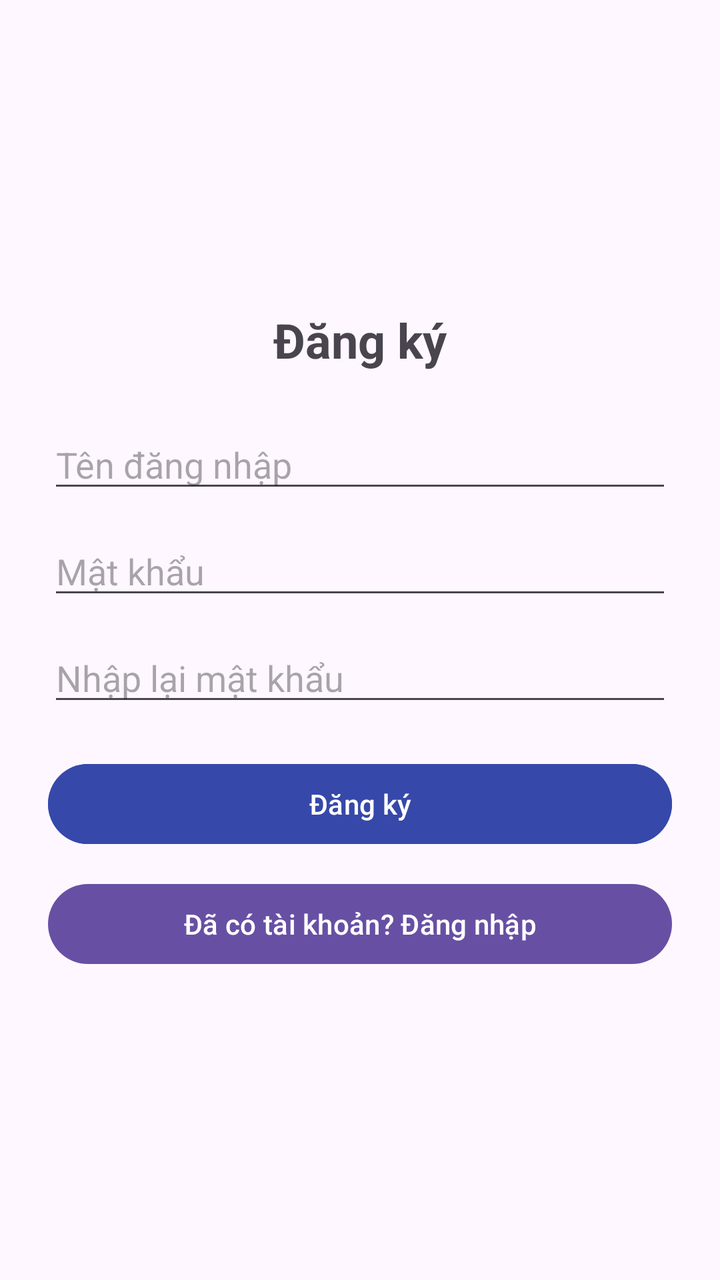
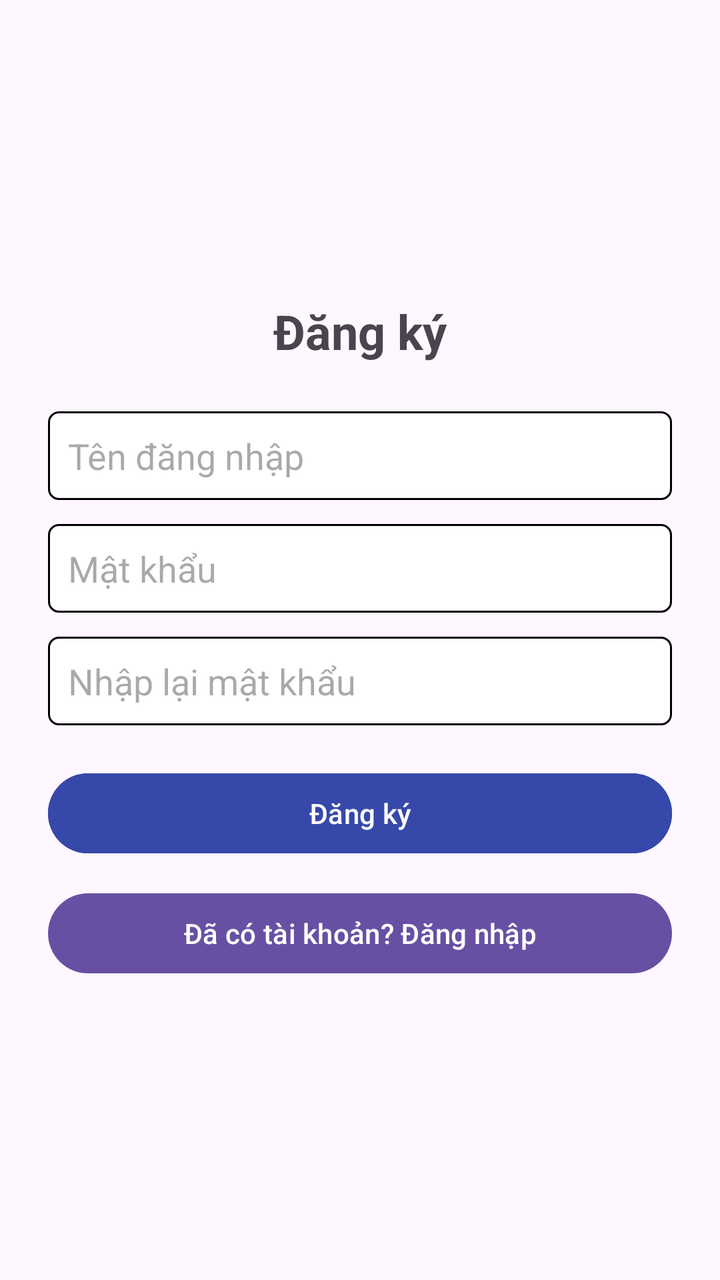

Screens rendered from an Android XML layout before and after an edit, with the pre-edit source and the edit as a unified diff.
<!-- AndroidManifest.xml: application theme Theme.MobilePro -->
<!-- res/layout/activity_register.xml -->
<?xml version="1.0" encoding="utf-8"?>

<LinearLayout xmlns:android="http://schemas.android.com/apk/res/android"
    android:layout_width="match_parent"
    android:layout_height="match_parent"
    android:orientation="vertical"
    android:padding="24dp"
    android:gravity="center_vertical">

    <TextView
        android:layout_width="wrap_content"
        android:layout_height="wrap_content"
        android:text="Đăng ký"
        android:textSize="24sp"
        android:textStyle="bold"
        android:layout_gravity="center_horizontal"
        android:layout_marginBottom="24dp"/>

    <EditText
        android:id="@+id/edtRegisterUsername"
        android:layout_width="match_parent"
        android:layout_height="wrap_content"
        android:hint="Tên đăng nhập"
        android:inputType="text"
        android:layout_marginBottom="12dp"/>

    <EditText
        android:id="@+id/edtRegisterPassword"
        android:layout_width="match_parent"
        android:layout_height="wrap_content"
        android:hint="Mật khẩu"
        android:inputType="textPassword"
        android:layout_marginBottom="12dp"/>

    <EditText
        android:id="@+id/edtRegisterConfirmPassword"
        android:layout_width="match_parent"
        android:layout_height="wrap_content"
        android:hint="Nhập lại mật khẩu"
        android:inputType="textPassword"
        android:layout_marginBottom="20dp"/>

    <Button
        android:id="@+id/btnRegister"
        android:layout_width="match_parent"
        android:layout_height="wrap_content"
        android:layout_marginBottom="12dp"
        android:backgroundTint="#3648A9"
        android:text="Đăng ký" />

    <Button
        android:id="@+id/btnGoToLogin"
        android:layout_width="match_parent"
        android:layout_height="wrap_content"
        android:text="Đã có tài khoản? Đăng nhập"/>

</LinearLayout>
<!-- resources referenced by this layout -->
<resources>
  <style name="Theme.MobilePro" parent="Base.Theme.MobilePro" />
  <style name="Base.Theme.MobilePro" parent="Theme.Material3.DayNight.NoActionBar">
          
          
      </style>
</resources>

<!-- the commit's change to res/layout/activity_register.xml (unified diff, before → after) -->
@@ -22,7 +22,8 @@
         android:layout_height="wrap_content"
         android:hint="Tên đăng nhập"
         android:inputType="text"
-        android:layout_marginBottom="12dp"/>
+        android:layout_marginBottom="12dp"
+        android:background="@drawable/bg_input"/>
 
     <EditText
         android:id="@+id/edtRegisterPassword"
@@ -30,7 +31,8 @@
         android:layout_height="wrap_content"
         android:hint="Mật khẩu"
         android:inputType="textPassword"
-        android:layout_marginBottom="12dp"/>
+        android:layout_marginBottom="12dp"
+        android:background="@drawable/bg_input"/>
 
     <EditText
         android:id="@+id/edtRegisterConfirmPassword"
@@ -38,7 +40,8 @@
         android:layout_height="wrap_content"
         android:hint="Nhập lại mật khẩu"
         android:inputType="textPassword"
-        android:layout_marginBottom="20dp"/>
+        android:layout_marginBottom="20dp"
+        android:background="@drawable/bg_input"/>
 
     <Button
         android:id="@+id/btnRegister"
<!-- resource entries referenced after the edit -->
@@ -1,6 +1,18 @@
 <!-- resources referenced by this layout -->
 <resources>
+  <!-- drawable bg_input (drawable) -->
+  <?xml version="1.0" encoding="utf-8"?>
+  
+  <shape xmlns:android="http://schemas.android.com/apk/res/android"
+      android:shape="rectangle">
+      <solid android:color="#FFFFFF"/>
+      <stroke android:width="1dp" android:color="@color/black"/>
+      <corners android:radius="5dp"/>
+      <padding android:bottom="10dp" android:left="10dp" android:right="10dp" android:top="10dp"/>
+  
+  </shape>
   <style name="Theme.MobilePro" parent="Base.Theme.MobilePro" />
+  <color name="black">#FF000000</color>
   <style name="Base.Theme.MobilePro" parent="Theme.Material3.DayNight.NoActionBar">
           
           
